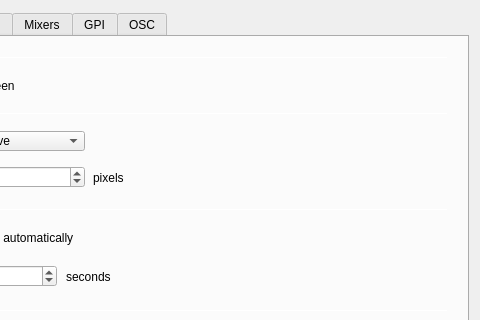
This is src/Widgets/SettingsDialog.ui in CasparCG/client as Qt 5 draws it before an edit; both pictures show x 220 to 700 and y 0 to 320 of the 700 by 740 pixel window. The edited form follows.
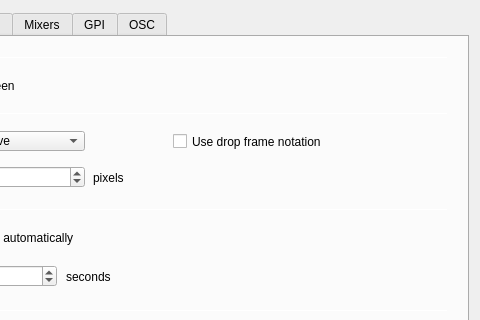
This is the edited form.

Commit message: Added setting for drop frame notation.

What changed in the file:
```diff
--- a/src/Widgets/SettingsDialog.ui
+++ b/src/Widgets/SettingsDialog.ui
@@ -715,6 +715,22 @@
       <string>Use freeze on load for video items</string>
      </property>
     </widget>
+    <widget class="QCheckBox" name="checkBoxUseDropFrameNotation">
+     <property name="geometry">
+      <rect>
+       <x>380</x>
+       <y>96</y>
+       <width>211</width>
+       <height>17</height>
+      </rect>
+     </property>
+     <property name="focusPolicy">
+      <enum>Qt::NoFocus</enum>
+     </property>
+     <property name="text">
+      <string>Use drop frame notation</string>
+     </property>
+    </widget>
    </widget>
    <widget class="QWidget" name="tabLiveStream">
     <attribute name="title">
```
Left out of the diff: 221 changed lines with no effect on the pictures. The commit also changes 22 other files.
